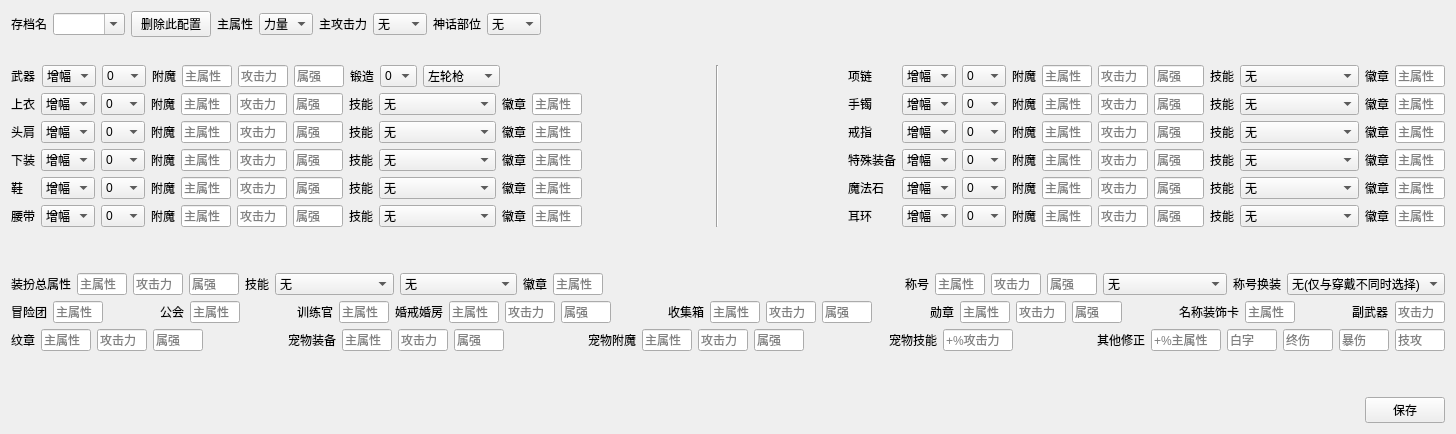
Old version of the form UI/config.ui in the repository fzls/dnf_calc_setting_tool.
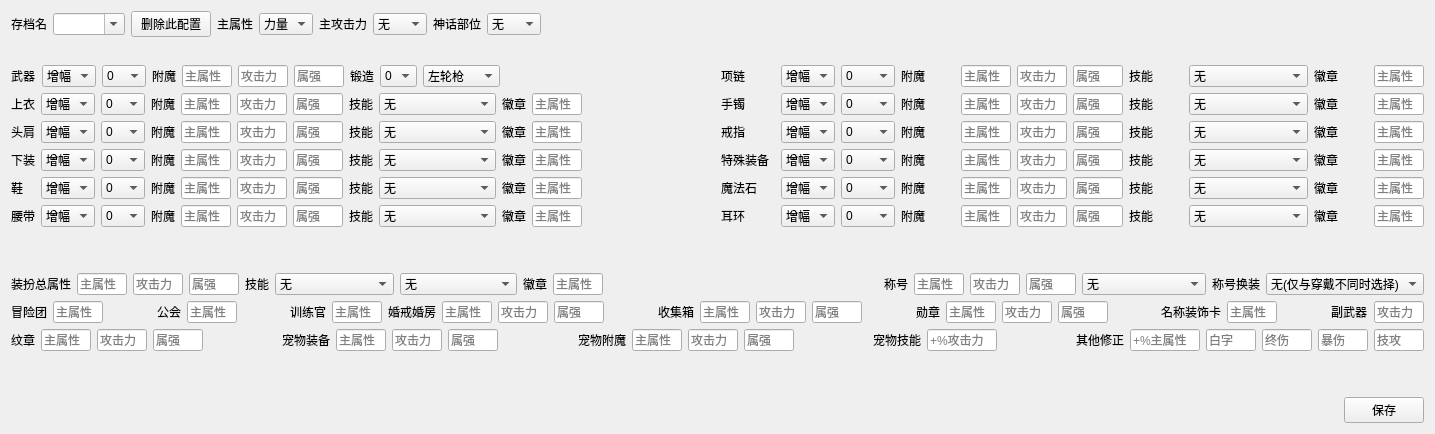
New version of the form.

Commit message: 更新 UI 文件使其在 Windows 显示趋于正常

Diff of the .ui file:
```diff
--- a/UI/config.ui
+++ b/UI/config.ui
@@ -6,7 +6,7 @@
    <rect>
     <x>0</x>
     <y>0</y>
-    <width>1456</width>
+    <width>1435</width>
     <height>434</height>
    </rect>
   </property>
@@ -1867,39 +1867,6 @@
        </item>
       </layout>
      </item>
-     <item>
-      <spacer name="horizontalSpacer_3">
-       <property name="orientation">
-        <enum>Qt::Horizontal</enum>
-       </property>
-       <property name="sizeHint" stdset="0">
-        <size>
-         <width>13</width>
-         <height>20</height>
-        </size>
-       </property>
-      </spacer>
-     </item>
-     <item>
-      <widget class="Line" name="line">
-       <property name="orientation">
-        <enum>Qt::Vertical</enum>
-       </property>
-      </widget>
-     </item>
-     <item>
-      <spacer name="horizontalSpacer_13">
-       <property name="orientation">
-        <enum>Qt::Horizontal</enum>
-       </property>
-       <property name="sizeHint" stdset="0">
-        <size>
-         <width>13</width>
-         <height>20</height>
-        </size>
-       </property>
-      </spacer>
-     </item>
      <item>
       <layout class="QGridLayout" name="gridLayout_2">
        <item row="4" column="1">
```
